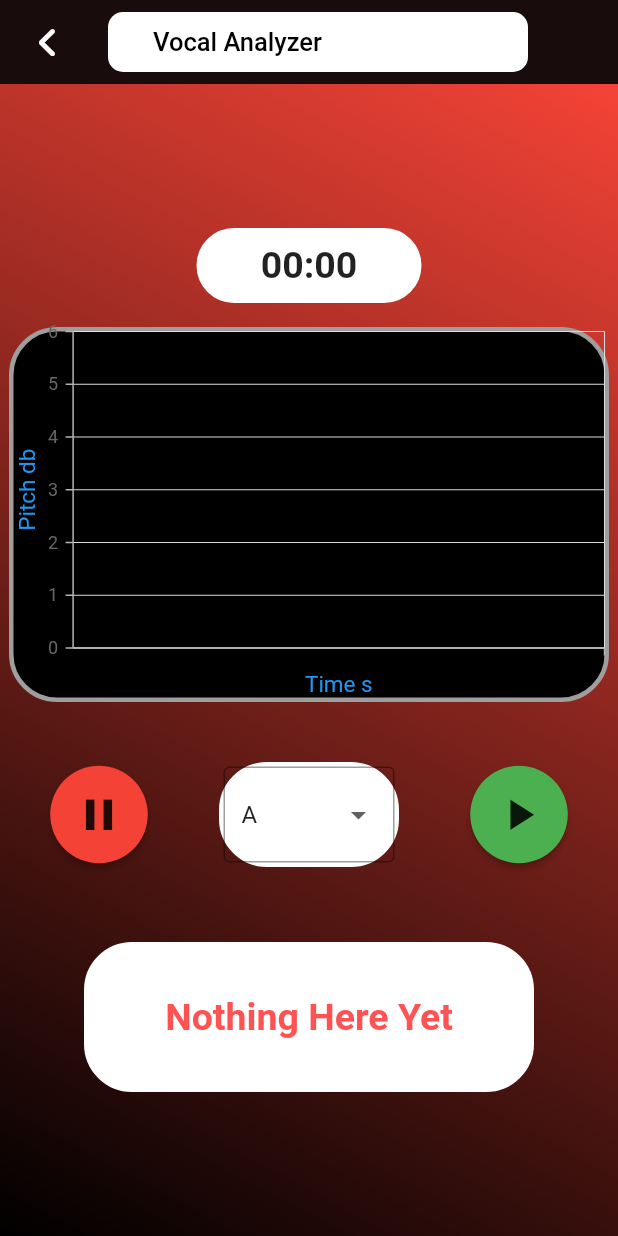
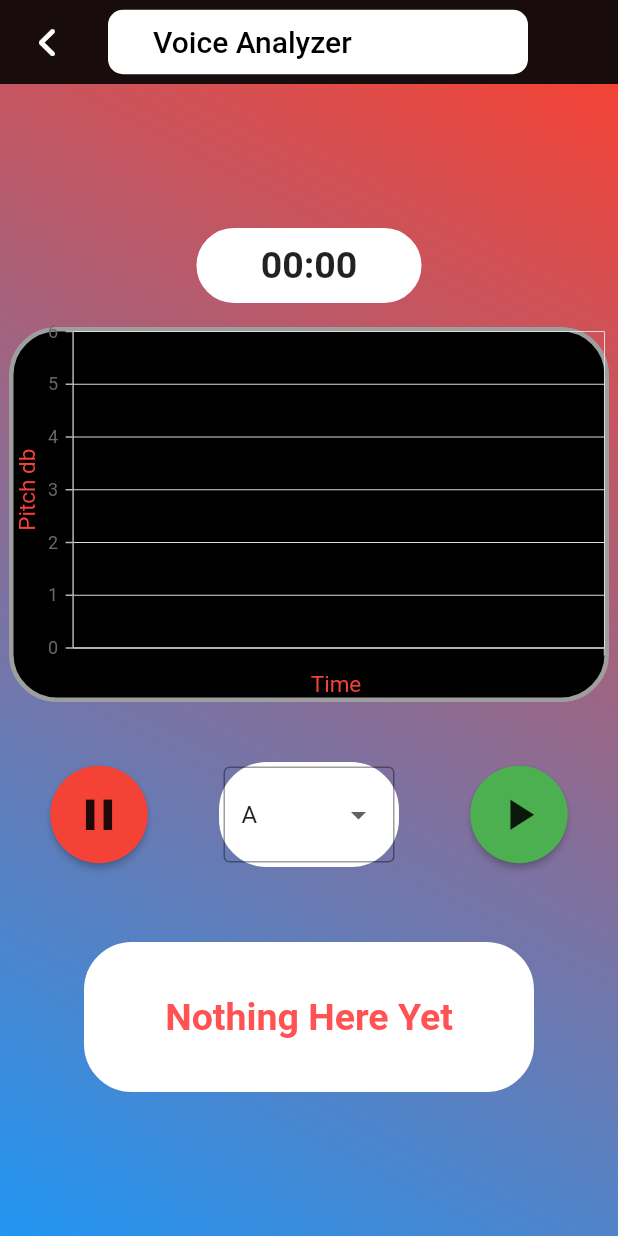
Before and after one commit to rajugrj510/Vocal-App, a Flutter app: the Vocal_Analyzer screen opened directly, on a phone screen of 412 x 824 dp. Run offline on Flutter 3.47's test engine with Material 2 defaults, Android fonts, the phone set to English and light mode, and no system bars; our stand-ins replace another_flushbar, audioplayers, avatar_glow, cloud_firestore, firebase_auth, firebase_core and 6 more; missing offline and left inert: dart:ffi, flutter_midi, syncfusion_flutter_core, tonic; accounts and stored records are empty.

Commit message:
Update Voice_Analyzer.dart
changed UI design

```diff
--- a/lib/Voice_Analyzer.dart
+++ b/lib/Voice_Analyzer.dart
@@ -36,9 +36,9 @@ class Vocal_Analyzer_State extends State<Vocal_Analyzer>{
           child: Padding(
             padding: EdgeInsets.fromLTRB(30.0, 10.0, 20.0, 10.0),
             child: Text(
-              'Vocal Analyzer',
+              'Voice Analyzer',
               style: TextStyle(
-                fontSize: 17,
+                fontSize: 20,
                 color: Colors.black,
               ),
             ),
@@ -69,7 +69,7 @@ class Vocal_Analyzer_State extends State<Vocal_Analyzer>{
               end: Alignment.bottomLeft,
               colors: [
                 Colors.red,
-                Colors.black,
+                Colors.blue,
               ],
             )
         ),
@@ -145,13 +145,13 @@ class Vocal_Analyzer_State extends State<Vocal_Analyzer>{
 
                 primaryXAxis: CategoryAxis(
                     title: AxisTitle(
-                        text: "Time s",
-                    textStyle: TextStyle(color: Colors.blue))
+                        text: "Time ",
+                    textStyle: TextStyle(color: Colors.red))
             ),
                 primaryYAxis: CategoryAxis(
                     title: AxisTitle(
                         text: "Pitch db",
-                    textStyle: TextStyle(color: Colors.blue))),
+                    textStyle: TextStyle(color: Colors.red))),
                 // Sets 15 logical pixels as margin for all the 4 sides.
                 plotAreaBorderWidth: 0,
                 margin: EdgeInsets.fromLTRB(0,0,0,0)
```
